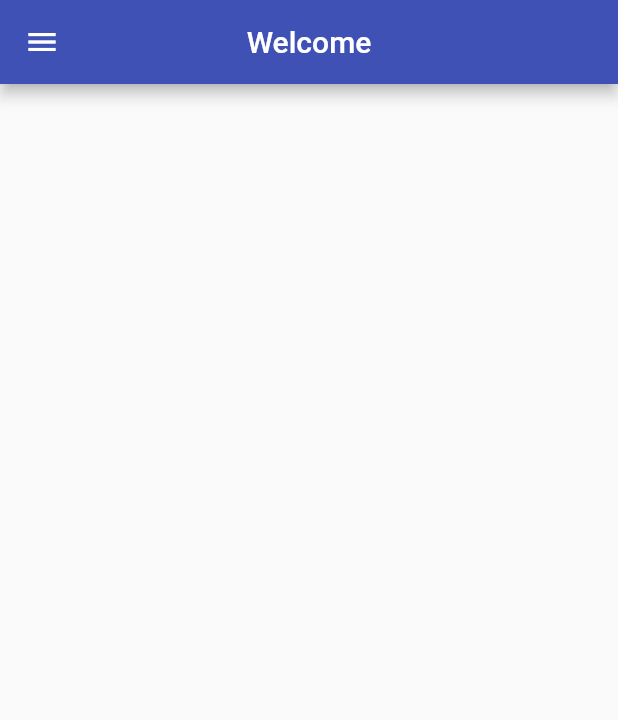
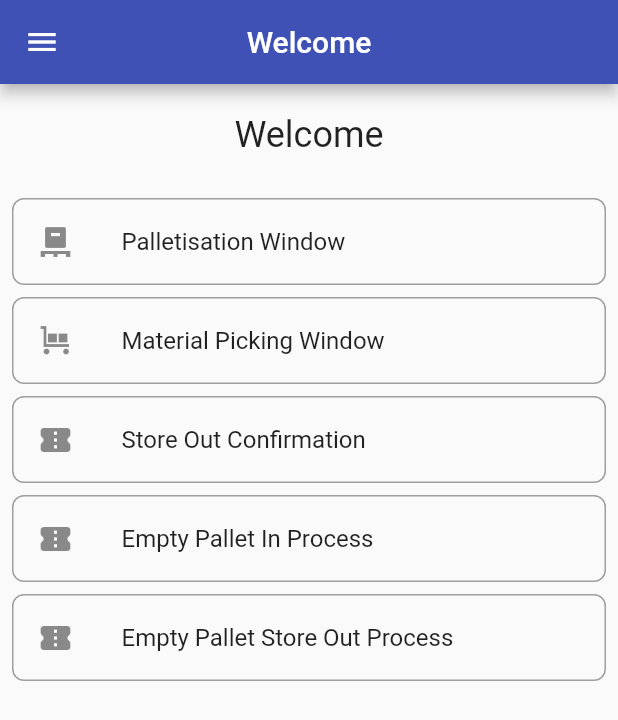
Before and after one commit to itnextsolutions/God_Kbr_Android, a Flutter app: the HomeScreen screen opened by its route, on a phone screen of 412 x 824 dp. Shown: the top 720 px of the screen. Run offline on Flutter 3.47's test engine with Material 2 defaults, Android fonts, the phone set to English and light mode, and no system bars; our stand-ins replace shared_preferences, syncfusion_flutter_datagrid; accounts and stored records are empty.

Commit message:
Akshay_Changes_17may2023

```diff
--- a/lib/screens/home_screen.dart
+++ b/lib/screens/home_screen.dart
@@ -1,9 +1,12 @@
+// ignore_for_file: library_private_types_in_public_api, prefer_final_fields, prefer_const_literals_to_create_immutables, avoid_print
+
 import 'package:flutter/material.dart';
 import 'package:godrej_login_auth/screens/palletisation_window_screen.dart';
 import 'package:godrej_login_auth/screens/setting_screen.dart';
 import 'package:godrej_login_auth/screens/store_out_confirmation_screen.dart';
+import 'empty_pallet_in.dart';
+import 'empty_pallet_out.dart';
 import 'login_screen.dart';
-import 'edit_profile_screen.dart';
 import 'material_packing_window.dart';
 
 class HomeScreen extends StatefulWidget {
@@ -30,7 +33,7 @@ class _HomeScreenState extends State<HomeScreen> {
           padding: EdgeInsets.zero,
           children: <Widget>[
             DrawerHeader(
-              decoration: BoxDecoration(
+              decoration: const BoxDecoration(
                 color: Colors.indigoAccent,
               ),
               child: Column(
@@ -44,10 +47,10 @@ class _HomeScreenState extends State<HomeScreen> {
                       ),
                     ],
                   ),
-                  SizedBox(height: 10),
+                  const SizedBox(height: 10),
                   Text(
                     _username,
-                    style: TextStyle(
+                    style: const TextStyle(
                       fontSize: 18,
                       color: Colors.white,
                     ),
@@ -56,8 +59,8 @@ class _HomeScreenState extends State<HomeScreen> {
               ),
             ),
             ListTile(
-              leading: Icon(Icons.pallet),
-              title: Text('Palletisation Window'),
+              leading: const Icon(Icons.pallet),
+              title: const Text('Palletisation Window'),
               onTap: () {
                 Navigator.push(
                   context,
@@ -68,8 +71,8 @@ class _HomeScreenState extends State<HomeScreen> {
               },
             ),
             ListTile(
-              leading: Icon(Icons.trolley),
-              title: Text('Material Picking Window'),
+              leading: const Icon(Icons.trolley),
+              title: const Text('Material Picking Window'),
               onTap: () {
                 Navigator.push(
                   context,
@@ -80,36 +83,45 @@ class _HomeScreenState extends State<HomeScreen> {
               },
             ),
             ListTile(
-              leading: Icon(Icons.confirmation_num_rounded),
-              title: Text('Store Out Confirmation'),
+              leading: const Icon(Icons.confirmation_num_rounded),
+              title: const Text('Store Out Confirmation'),
               onTap: () {
                 Navigator.push(
                   context,
                   MaterialPageRoute(
                     builder: (BuildContext context) =>
-                        StoreoutconfirmationPage(),
+                        const StoreoutconfirmationPage(),
                   ),
                 );
               },
             ),
-
-            Divider(
+            ListTile(
+              leading: const Icon(Icons.confirmation_num_rounded),
+              title: const Text('Empty Pallet In Process'),
+              onTap: () {
+                Navigator.push(
+                  context,
+                  MaterialPageRoute(
+                    builder: (BuildContext context) => EmptyPalletInScreen(),
+                  ),
+                );
+              },
+            ),
+            const Divider(
               color: Colors.indigoAccent,
             ),
-
             ListTile(
-              leading: Icon(Icons.account_box), // Add the icon for logout
-              title: Text('My Account'),
+              leading: const Icon(Icons.account_box), // Add the icon for logout
+              title: const Text('My Account'),
               onTap: () {
                 // Implement My Account button press logic here
                 print("My Account pressed");
                 // Add your logic here for My Account
               },
             ),
-
             ListTile(
-              leading: Icon(Icons.settings), // Add the icon for settings
-              title: Text('Settings'),
+              leading: const Icon(Icons.settings), // Add the icon for settings
+              title: const Text('Settings'),
               onTap: () {
                 Navigator.push(
                   context,
@@ -118,23 +130,142 @@ class _HomeScreenState extends State<HomeScreen> {
                 );
               },
             ),
-            Divider(
+            const Divider(
               color: Colors.indigoAccent,
             ),
             ListTile(
-              leading: Icon(Icons.logout),
-              title: Text('Logout'),
+              leading: const Icon(Icons.logout),
+              title: const Text('Logout'),
               onTap: () {
                 Navigator.push(
                   context,
                   MaterialPageRoute(
-                      builder: (BuildContext context) => LoginScreen()),
+                      builder: (BuildContext context) => const LoginScreen()),
                 );
               },
             ),
           ],
         ),
       ),
+      body: Column(
+        crossAxisAlignment: CrossAxisAlignment.start,
+        children: [
+          const SizedBox(height: 20),
+          Center(
+            child: Text(
+              'Welcome',
+              style: TextStyle(fontSize: 24),
+            ),
+          ),
+          const SizedBox(height: 20),
+          Container(
+            padding: const EdgeInsets.all(8),
+            child: Column(
+              children: [
+                Container(
+                  decoration: BoxDecoration(
+                    border: Border.all(color: Colors.grey),
+                    borderRadius: BorderRadius.circular(8),
+                  ),
+                  child: ListTile(
+                    leading: const Icon(Icons.pallet),
+                    title: const Text('Palletisation Window'),
+                    onTap: () {
+                      Navigator.push(
+                        context,
+                        MaterialPageRoute(
+                          builder: (BuildContext context) =>
+                              PalletisationPage(),
+                        ),
+                      );
+                    },
+                  ),
+                ),
+                const SizedBox(height: 8),
+                Container(
+                  decoration: BoxDecoration(
+                    border: Border.all(color: Colors.grey),
+                    borderRadius: BorderRadius.circular(8),
+                  ),
+                  child: ListTile(
+                    leading: const Icon(Icons.trolley),
+                    title: const Text('Material Picking Window'),
+                    onTap: () {
+                      Navigator.push(
+                        context,
+                        MaterialPageRoute(
+                          builder: (BuildContext context) =>
+                              MaterialwindowPage(),
+                        ),
+                      );
+                    },
+                  ),
+                ),
+                const SizedBox(height: 8),
+                Container(
+                  decoration: BoxDecoration(
+                    border: Border.all(color: Colors.grey),
+                    borderRadius: BorderRadius.circular(8),
+                  ),
+                  child: ListTile(
+                    leading: const Icon(Icons.confirmation_num_rounded),
+                    title: const Text('Store Out Confirmation'),
+                    onTap: () {
+                      Navigator.push(
+                        context,
+                        MaterialPageRoute(
+                          builder: (BuildContext context) =>
+                              const StoreoutconfirmationPage(),
+                        ),
+                      );
+                    },
+                  ),
+                ),
+                const SizedBox(height: 8),
+                Container(
+                  decoration: BoxDecoration(
+                    border: Border.all(color: Colors.grey),
+                    borderRadius: BorderRadius.circular(8),
+                  ),
+                  child: ListTile(
+                    leading: const Icon(Icons.confirmation_num_rounded),
+                    title: const Text('Empty Pallet In Process'),
+                    onTap: () {
+                      Navigator.push(
+                        context,
+                        MaterialPageRoute(
+                          builder: (BuildContext context) =>
+                              EmptyPalletInScreen(),
+                        ),
+                      );
+                    },
+                  ),
+                ),
+                const SizedBox(height: 8),
+                Container(
+                  decoration: BoxDecoration(
+                    border: Border.all(color: Colors.grey),
+                    borderRadius: BorderRadius.circular(8),
+                  ),
+                  child: ListTile(
+                    leading: const Icon(Icons.confirmation_num_rounded),
+                    title: const Text('Empty Pallet Store Out Process'),
+                    onTap: () {
+                      Navigator.push(
+                        context,
+                        MaterialPageRoute(
+                          builder: (BuildContext context) =>
+                              EmptyPalletStoreOutScreen(),
+                        ),
+                      );
+                    },
+                  ),
+                ),
+              ],
+            ),
+          ),
+        ],
+      ),
     );
   }
 }
```
Also changed, not shown: lib/screens/empty_pallet_out.dart (added, +115 -0 lines).
